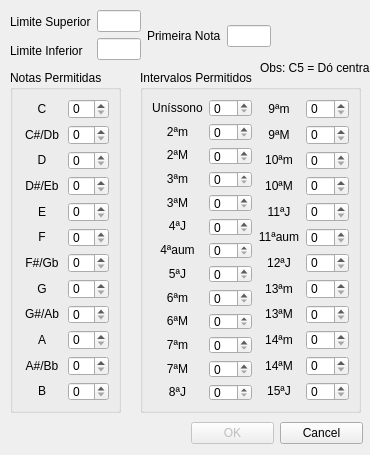
henriqueinonhe/note-spitter, file melodicsetupform.ui: the form before one commit.
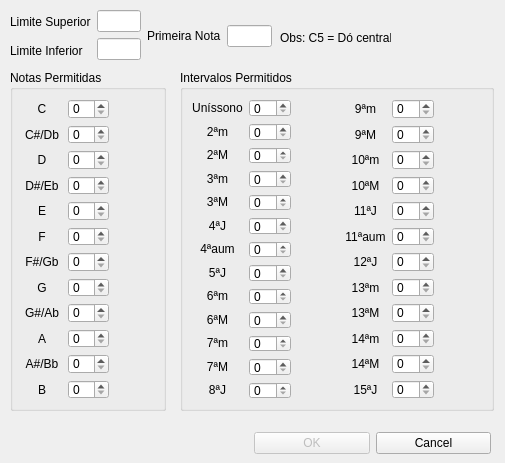
The form after the commit.

Patch:
```diff
--- a/melodicsetupform.ui
+++ b/melodicsetupform.ui
@@ -6,8 +6,8 @@
    <rect>
     <x>0</x>
     <y>0</y>
-    <width>370</width>
-    <height>455</height>
+    <width>505</width>
+    <height>463</height>
    </rect>
   </property>
   <property name="minimumSize">
@@ -22,8 +22,8 @@
   <widget class="QLabel" name="label_38">
    <property name="geometry">
     <rect>
-     <x>260</x>
-     <y>60</y>
+     <x>280</x>
+     <y>30</y>
      <width>111</width>
      <height>16</height>
     </rect>
@@ -37,14 +37,54 @@
     <rect>
      <x>10</x>
      <y>70</y>
-     <width>111</width>
-     <height>343</height>
+     <width>156</width>
+     <height>341</height>
     </rect>
    </property>
    <property name="title">
     <string>Notas Permitidas</string>
    </property>
    <layout class="QGridLayout" name="gridLayout">
+    <item row="0" column="1">
+     <layout class="QVBoxLayout" name="verticalLayout_4">
+      <item>
+       <widget class="QSpinBox" name="spinBoxC"/>
+      </item>
+      <item>
+       <widget class="QSpinBox" name="spinBoxDb"/>
+      </item>
+      <item>
+       <widget class="QSpinBox" name="spinBoxD"/>
+      </item>
+      <item>
+       <widget class="QSpinBox" name="spinBoxEb"/>
+      </item>
+      <item>
+       <widget class="QSpinBox" name="spinBoxE"/>
+      </item>
+      <item>
+       <widget class="QSpinBox" name="spinBoxF"/>
+      </item>
+      <item>
+       <widget class="QSpinBox" name="spinBoxGb"/>
+      </item>
+      <item>
+       <widget class="QSpinBox" name="spinBoxG"/>
+      </item>
+      <item>
+       <widget class="QSpinBox" name="spinBoxAb"/>
+      </item>
+      <item>
+       <widget class="QSpinBox" name="spinBoxA"/>
+      </item>
+      <item>
+       <widget class="QSpinBox" name="spinBoxBb"/>
+      </item>
+      <item>
+       <widget class="QSpinBox" name="spinBoxB"/>
+      </item>
+     </layout>
+    </item>
     <item row="0" column="0">
      <layout class="QHBoxLayout" name="horizontalLayout_2">
       <item>
@@ -173,43 +213,127 @@
       </item>
      </layout>
     </item>
-    <item row="0" column="1">
-     <layout class="QVBoxLayout" name="verticalLayout_4">
+    <item row="0" column="2">
+     <layout class="QVBoxLayout" name="verticalLayout_9">
       <item>
-       <widget class="QSpinBox" name="spinBoxC"/>
+       <widget class="QLabel" name="labelC">
+        <property name="text">
+         <string/>
+        </property>
+        <property name="alignment">
+         <set>Qt::AlignCenter</set>
+        </property>
+       </widget>
       </item>
       <item>
-       <widget class="QSpinBox" name="spinBoxDb"/>
+       <widget class="QLabel" name="labelDb">
+        <property name="text">
+         <string/>
+        </property>
+        <property name="alignment">
+         <set>Qt::AlignCenter</set>
+        </property>
+       </widget>
       </item>
       <item>
-       <widget class="QSpinBox" name="spinBoxD"/>
+       <widget class="QLabel" name="labelD">
+        <property name="text">
+         <string/>
+        </property>
+        <property name="alignment">
+         <set>Qt::AlignCenter</set>
+        </property>
+       </widget>
       </item>
       <item>
-       <widget class="QSpinBox" name="spinBoxEb"/>
+       <widget class="QLabel" name="labelEb">
+        <property name="text">
+         <string/>
+        </property>
+        <property name="alignment">
+         <set>Qt::AlignCenter</set>
+        </property>
+       </widget>
       </item>
       <item>
-       <widget class="QSpinBox" name="spinBoxE"/>
+       <widget class="QLabel" name="labelE">
+        <property name="text">
+         <string/>
+        </property>
+        <property name="alignment">
+         <set>Qt::AlignCenter</set>
+        </property>
+       </widget>
       </item>
       <item>
-       <widget class="QSpinBox" name="spinBoxF"/>
+       <widget class="QLabel" name="labelF">
+        <property name="text">
+         <string/>
+        </property>
+        <property name="alignment">
+         <set>Qt::AlignCenter</set>
+        </property>
+       </widget>
       </item>
       <item>
-       <widget class="QSpinBox" name="spinBoxGb"/>
+       <widget class="QLabel" name="labelGb">
+        <property name="text">
+         <string/>
+        </property>
+        <property name="alignment">
+         <set>Qt::AlignCenter</set>
+        </property>
+       </widget>
       </item>
       <item>
-       <widget class="QSpinBox" name="spinBoxG"/>
+       <widget class="QLabel" name="labelG">
+        <property name="text">
+         <string/>
+        </property>
+        <property name="alignment">
+         <set>Qt::AlignCenter</set>
+        </property>
+       </widget>
       </item>
       <item>
-       <widget class="QSpinBox" name="spinBoxAb"/>
+       <widget class="QLabel" name="labelAb">
+        <property name="text">
+         <string/>
+        </property>
+        <property name="alignment">
+         <set>Qt::AlignCenter</set>
+        </property>
+       </widget>
       </item>
       <item>
-       <widget class="QSpinBox" name="spinBoxA"/>
+       <widget class="QLabel" name="labelA">
+        <property name="text">
+         <string/>
+        </property>
+        <property name="alignment">
+         <set>Qt::AlignCenter</set>
+        </property>
+       </widget>
       </item>
       <item>
-       <widget class="QSpinBox" name="spinBoxBb"/>
+       <widget class="QLabel" name="labelBb">
+        <property name="text">
+         <string/>
+        </property>
+        <property name="alignment">
+         <set>Qt::AlignCenter</set>
+        </property>
+       </widget>
       </item>
       <item>
-       <widget class="QSpinBox" name="spinBoxB"/>
+       <widget class="QLabel" name="labelB">
+        <property name="text">
+         <string/>
+        </property>
+        <property name="alignment">
+         <set>Qt::AlignCenter</set>
+        </property>
+       </widget>
       </item>
      </layout>
     </item>
@@ -218,59 +342,16 @@
   <widget class="QGroupBox" name="groupBox_2">
    <property name="geometry">
     <rect>
-     <x>140</x>
+     <x>180</x>
      <y>70</y>
-     <width>221</width>
-     <height>343</height>
+     <width>314</width>
+     <height>341</height>
     </rect>
    </property>
    <property name="title">
     <string>Intervalos Permitidos</string>
    </property>
    <layout class="QGridLayout" name="gridLayout_2">
-    <item row="0" column="1">
-     <layout class="QVBoxLayout" name="verticalLayout_7">
-      <item>
-       <widget class="QSpinBox" name="spinBoxUnissono"/>
-      </item>
-      <item>
-       <widget class="QSpinBox" name="spinBox2m"/>
-      </item>
-      <item>
-       <widget class="QSpinBox" name="spinBox2M"/>
-      </item>
-      <item>
-       <widget class="QSpinBox" name="spinBox3m"/>
-      </item>
-      <item>
-       <widget class="QSpinBox" name="spinBox3M"/>
-      </item>
-      <item>
-       <widget class="QSpinBox" name="spinBox4J"/>
-      </item>
-      <item>
-       <widget class="QSpinBox" name="spinBox4aum"/>
-      </item>
-      <item>
-       <widget class="QSpinBox" name="spinBox5J"/>
-      </item>
-      <item>
-       <widget class="QSpinBox" name="spinBox6m"/>
-      </item>
-      <item>
-       <widget class="QSpinBox" name="spinBox6M"/>
-      </item>
-      <item>
-       <widget class="QSpinBox" name="spinBox7m"/>
-      </item>
-      <item>
-       <widget class="QSpinBox" name="spinBox7M"/>
-      </item>
-      <item>
-       <widget class="QSpinBox" name="spinBox8J"/>
-      </item>
-     </layout>
-    </item>
     <item row="0" column="0">
      <layout class="QHBoxLayout" name="horizontalLayout_3">
       <item>
@@ -409,7 +490,7 @@
       </item>
      </layout>
     </item>
-    <item row="0" column="2">
+    <item row="0" column="3">
      <layout class="QHBoxLayout" name="horizontalLayout_4">
       <item>
        <layout class="QVBoxLayout" name="verticalLayout_6">
@@ -537,7 +618,7 @@
       </item>
      </layout>
     </item>
-    <item row="0" column="3">
+    <item row="0" column="4">
      <layout class="QVBoxLayout" name="verticalLayout_8">
       <item>
        <widget class="QSpinBox" name="spinBox9m"/>
@@ -577,6 +658,307 @@
       </item>
      </layout>
     </item>
+    <item row="0" column="1">
+     <layout class="QVBoxLayout" name="verticalLayout_7">
+      <item>
+       <widget class="QSpinBox" name="spinBoxUnissono"/>
+      </item>
+      <item>
+       <widget class="QSpinBox" name="spinBox2m"/>
+      </item>
+      <item>
+       <widget class="QSpinBox" name="spinBox2M"/>
+      </item>
+      <item>
+       <widget class="QSpinBox" name="spinBox3m"/>
+      </item>
+      <item>
+       <widget class="QSpinBox" name="spinBox3M"/>
+      </item>
+      <item>
+       <widget class="QSpinBox" name="spinBox4J"/>
+      </item>
+      <item>
+       <widget class="QSpinBox" name="spinBox4aum"/>
+      </item>
+      <item>
+       <widget class="QSpinBox" name="spinBox5J"/>
+      </item>
+      <item>
+       <widget class="QSpinBox" name="spinBox6m"/>
+      </item>
+      <item>
+       <widget class="QSpinBox" name="spinBox6M"/>
+      </item>
+      <item>
+       <widget class="QSpinBox" name="spinBox7m"/>
+      </item>
+      <item>
+       <widget class="QSpinBox" name="spinBox7M"/>
+      </item>
+      <item>
+       <widget class="QSpinBox" name="spinBox8J"/>
+      </item>
+     </layout>
+    </item>
+    <item row="0" column="2">
+     <layout class="QVBoxLayout" name="verticalLayout_10">
+      <item>
+       <widget class="QLabel" name="labelUnissono">
+        <property name="text">
+         <string/>
+        </property>
+        <property name="alignment">
+         <set>Qt::AlignCenter</set>
+        </property>
+       </widget>
+      </item>
+      <item>
+       <widget class="QLabel" name="label2m">
+        <property name="text">
+         <string/>
+        </property>
+        <property name="alignment">
+         <set>Qt::AlignCenter</set>
+        </property>
+       </widget>
+      </item>
+      <item>
+       <widget class="QLabel" name="label2M">
+        <property name="text">
+         <string/>
+        </property>
+        <property name="alignment">
+         <set>Qt::AlignCenter</set>
+        </property>
+       </widget>
+      </item>
+      <item>
+       <widget class="QLabel" name="label3m">
+        <property name="text">
+         <string/>
+        </property>
+        <property name="alignment">
+         <set>Qt::AlignCenter</set>
+        </property>
+       </widget>
+      </item>
+      <item>
+       <widget class="QLabel" name="label3M">
+        <property name="text">
+         <string/>
+        </property>
+        <property name="alignment">
+         <set>Qt::AlignCenter</set>
+        </property>
+       </widget>
+      </item>
+      <item>
+       <widget class="QLabel" name="label4J">
+        <property name="text">
+         <string/>
+        </property>
+        <property name="alignment">
+         <set>Qt::AlignCenter</set>
+        </property>
+       </widget>
+      </item>
+      <item>
+       <widget class="QLabel" name="label4aum">
+        <property name="text">
+         <string/>
+        </property>
+        <property name="alignment">
+         <set>Qt::AlignCenter</set>
+        </property>
+       </widget>
+      </item>
+      <item>
+       <widget class="QLabel" name="label5J">
+        <property name="text">
+         <string/>
+        </property>
+        <property name="alignment">
+         <set>Qt::AlignCenter</set>
+        </property>
+       </widget>
+      </item>
+      <item>
+       <widget class="QLabel" name="label6m">
+        <property name="text">
+         <string/>
+        </property>
+        <property name="alignment">
+         <set>Qt::AlignCenter</set>
+        </property>
+       </widget>
+      </item>
+      <item>
+       <widget class="QLabel" name="label6M">
+        <property name="text">
+         <string/>
+        </property>
+        <property name="alignment">
+         <set>Qt::AlignCenter</set>
+        </property>
+       </widget>
+      </item>
+      <item>
+       <widget class="QLabel" name="label7m">
+        <property name="text">
+         <string/>
+        </property>
+        <property name="alignment">
+         <set>Qt::AlignCenter</set>
+        </property>
+       </widget>
+      </item>
+      <item>
+       <widget class="QLabel" name="label7M">
+        <property name="text">
+         <string/>
+        </property>
+        <property name="alignment">
+         <set>Qt::AlignCenter</set>
+        </property>
+       </widget>
+      </item>
+      <item>
+       <widget class="QLabel" name="label8J">
+        <property name="text">
+         <string/>
+        </property>
+        <property name="alignment">
+         <set>Qt::AlignCenter</set>
+        </property>
+       </widget>
+      </item>
+     </layout>
+    </item>
+    <item row="0" column="5">
+     <layout class="QVBoxLayout" name="verticalLayout_11">
+      <item>
+       <widget class="QLabel" name="label9m">
+        <property name="text">
+         <string/>
+        </property>
+        <property name="alignment">
+         <set>Qt::AlignCenter</set>
+        </property>
+       </widget>
+      </item>
+      <item>
+       <widget class="QLabel" name="label9M">
+        <property name="text">
+         <string/>
+        </property>
+        <property name="alignment">
+         <set>Qt::AlignCenter</set>
+        </property>
+       </widget>
+      </item>
+      <item>
+       <widget class="QLabel" name="label10m">
+        <property name="text">
+         <string/>
+        </property>
+        <property name="alignment">
+         <set>Qt::AlignCenter</set>
+        </property>
+       </widget>
+      </item>
+      <item>
+       <widget class="QLabel" name="label10M">
+        <property name="text">
+         <string/>
+        </property>
+        <property name="alignment">
+         <set>Qt::AlignCenter</set>
+        </property>
+       </widget>
+      </item>
+      <item>
+       <widget class="QLabel" name="label11J">
+        <property name="text">
+         <string/>
+        </property>
+        <property name="alignment">
+         <set>Qt::AlignCenter</set>
+        </property>
+       </widget>
+      </item>
+      <item>
+       <widget class="QLabel" name="label11aum">
+        <property name="text">
+         <string/>
+        </property>
+        <property name="alignment">
+         <set>Qt::AlignCenter</set>
+        </property>
+       </widget>
+      </item>
+      <item>
+       <widget class="QLabel" name="label12J">
+        <property name="text">
+         <string/>
+        </property>
+        <property name="alignment">
+         <set>Qt::AlignCenter</set>
+        </property>
+       </widget>
+      </item>
+      <item>
+       <widget class="QLabel" name="label13m">
+        <property name="text">
+         <string/>
+        </property>
+        <property name="alignment">
+         <set>Qt::AlignCenter</set>
+        </property>
+       </widget>
+      </item>
+      <item>
+       <widget class="QLabel" name="label13M">
+        <property name="text">
+         <string/>
+        </property>
+        <property name="alignment">
+         <set>Qt::AlignCenter</set>
+        </property>
+       </widget>
+      </item>
+      <item>
+       <widget class="QLabel" name="label14m">
+        <property name="text">
+         <string/>
+        </property>
+        <property name="alignment">
+         <set>Qt::AlignCenter</set>
+        </property>
+       </widget>
+      </item>
+      <item>
+       <widget class="QLabel" name="label14M">
+        <property name="text">
+         <string/>
+        </property>
+        <property name="alignment">
+         <set>Qt::AlignCenter</set>
+        </property>
+       </widget>
+      </item>
+      <item>
+       <widget class="QLabel" name="label15J">
+        <property name="text">
+         <string/>
+        </property>
+        <property name="alignment">
+         <set>Qt::AlignCenter</set>
+        </property>
+       </widget>
+      </item>
+     </layout>
+    </item>
    </layout>
   </widget>
   <widget class="QWidget" name="">
@@ -584,7 +966,7 @@
     <rect>
      <x>10</x>
      <y>10</y>
-     <width>261</width>
+     <width>262</width>
      <height>52</height>
     </rect>
    </property>
@@ -640,9 +1022,9 @@
   <widget class="QWidget" name="">
    <property name="geometry">
     <rect>
-     <x>12</x>
-     <y>420</y>
-     <width>351</width>
+     <x>10</x>
+     <y>430</y>
+     <width>481</width>
      <height>27</height>
     </rect>
    </property>
```
Left out of the diff: 3 changed lines with no effect on the pictures.
